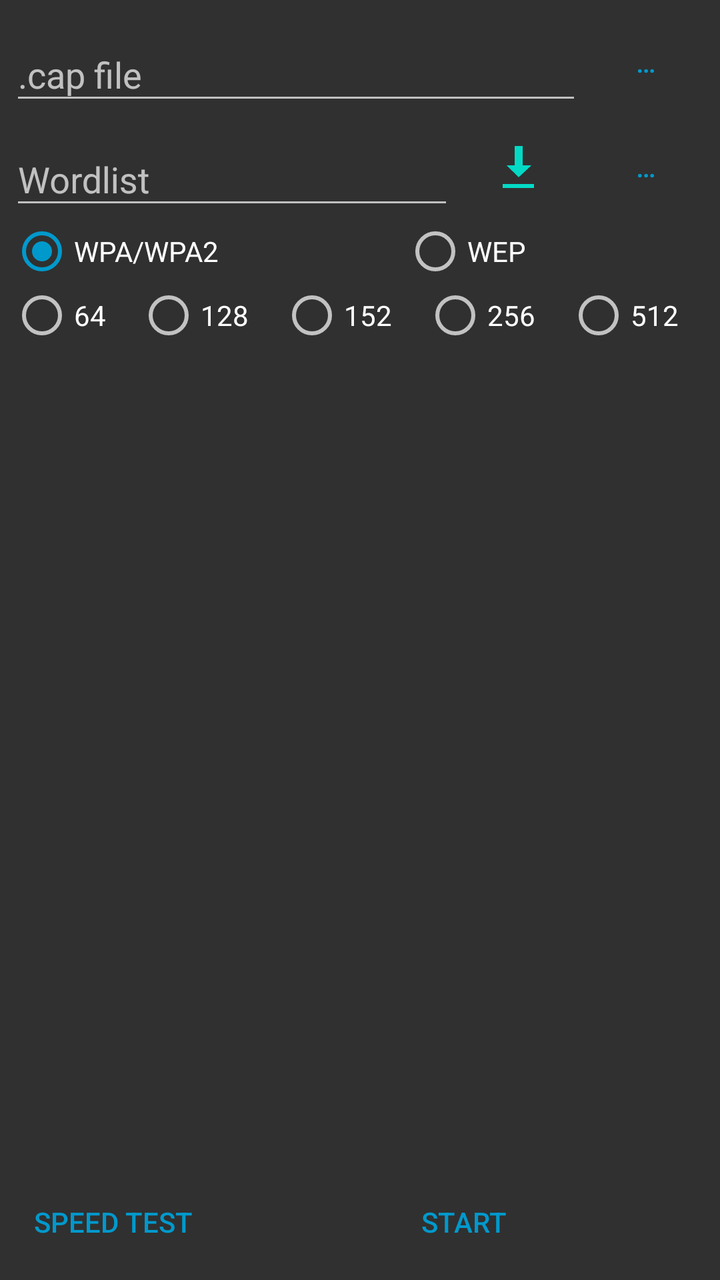
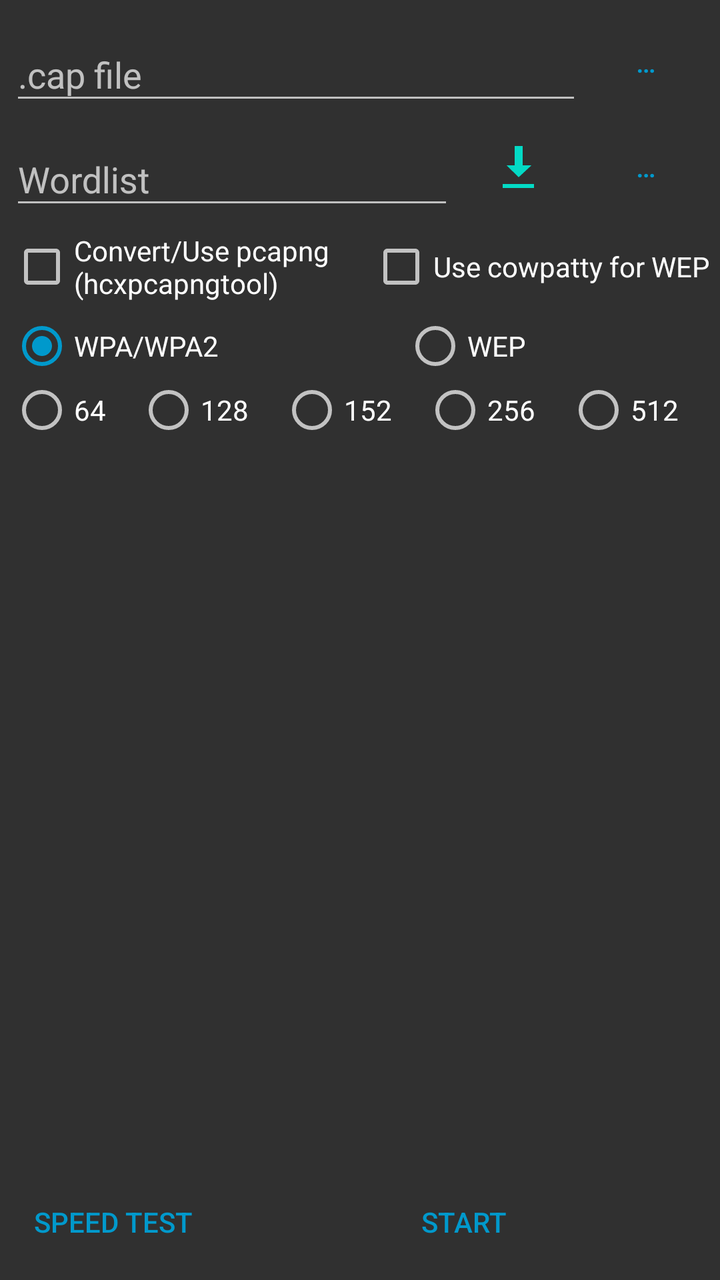

Compare the two renders of this Android layout. The source of the first and the diff that turns it into the second are given below.
<!-- AndroidManifest.xml: application theme ThemeAppCompatNoActionBarHoloBlue -->
<!-- res/layout/crack_fragment.xml -->
<?xml version="1.0" encoding="utf-8"?>
<LinearLayout xmlns:android="http://schemas.android.com/apk/res/android"
              xmlns:app="http://schemas.android.com/apk/res-auto"
              android:orientation="vertical"
              android:layout_width="match_parent"
              android:layout_height="match_parent"
              android:focusable="true"
              android:focusableInTouchMode="true"
              android:padding="5dp">

    <LinearLayout
        android:id="@+id/options_container"
        android:layout_width="match_parent"
        android:layout_height="wrap_content"
        android:orientation="vertical">

        <LinearLayout
            android:layout_width="match_parent"
            android:layout_height="wrap_content"
            android:orientation="horizontal">

            <com.google.android.material.textfield.TextInputLayout
                android:layout_width="0dp"
                android:layout_height="wrap_content"
                android:layout_weight="1">

                <com.google.android.material.textfield.TextInputEditText
                    android:id="@+id/capfile"
                    android:layout_width="match_parent"
                    android:layout_height="wrap_content"
                    android:autofillHints=""
                    android:hint="@string/path_to_cap"
                    android:imeOptions="actionNext"
                    android:inputType="text"
                    android:maxLines="1" />
            </com.google.android.material.textfield.TextInputLayout>

            <Button
                android:id="@+id/cap_fe_btn"
                style="?android:attr/buttonBarButtonStyle"
                android:layout_width="wrap_content"
                android:layout_height="wrap_content"
                android:layout_gravity="center_vertical"
                android:text="@string/browse" />
        </LinearLayout>

        <LinearLayout
            android:layout_width="match_parent"
            android:layout_height="wrap_content"
            android:orientation="horizontal">

            <com.google.android.material.textfield.TextInputLayout
                android:layout_width="0dp"
                android:layout_height="wrap_content"
                android:layout_weight="1">

                <com.google.android.material.textfield.TextInputEditText
                    android:id="@+id/wordlist"
                    android:layout_width="match_parent"
                    android:layout_height="wrap_content"
                    android:autofillHints=""
                    android:hint="@string/path_to_wordlist"
                    android:inputType="text"
                    android:maxLines="1" />
            </com.google.android.material.textfield.TextInputLayout>

            <ImageButton
                android:id="@+id/wordlist_download_btn"
                style="?android:attr/buttonBarButtonStyle"
                android:layout_width="wrap_content"
                android:layout_height="wrap_content"
                android:layout_gravity="center_vertical"
                android:contentDescription="@string/download_desc"
                android:src="@android:drawable/stat_sys_download"
                app:tint="@color/colorAccent" />

            <Button
                android:id="@+id/wordlist_fe_btn"
                style="?android:attr/buttonBarButtonStyle"
                android:layout_width="wrap_content"
                android:layout_height="wrap_content"
                android:layout_gravity="center_vertical"
                android:text="@string/browse" />
        </LinearLayout>

        <RadioGroup
            android:id="@+id/radio_group"
            android:layout_width="match_parent"
            android:layout_height="wrap_content"
            android:orientation="horizontal">

            <RadioButton
                android:id="@+id/wpa_rb"
                android:layout_width="wrap_content"
                android:layout_height="wrap_content"
                android:layout_weight="1"
                android:checked="true"
                android:text="@string/wpa_label" />

            <RadioButton
                android:id="@+id/wep_rb"
                android:layout_width="wrap_content"
                android:layout_height="wrap_content"
                android:layout_weight="1"
                android:text="@string/wep_label" />
        </RadioGroup>

        <RadioGroup
            android:id="@+id/wep_rg"
            android:layout_width="match_parent"
            android:layout_height="wrap_content"
            android:orientation="horizontal">

            <RadioButton
                android:id="@+id/wep_64"
                android:layout_width="wrap_content"
                android:layout_height="wrap_content"
                android:layout_weight="1"
                android:text="@string/wep_64_label" />

            <RadioButton
                android:id="@+id/wep_128"
                android:layout_width="wrap_content"
                android:layout_height="wrap_content"
                android:layout_weight="1"
                android:text="@string/wep_128_label" />

            <RadioButton
                android:id="@+id/wep_152"
                android:layout_width="wrap_content"
                android:layout_height="wrap_content"
                android:layout_weight="1"
                android:text="@string/wep_152_label" />

            <RadioButton
                android:id="@+id/wep_256"
                android:layout_width="wrap_content"
                android:layout_height="wrap_content"
                android:layout_weight="1"
                android:text="@string/wep_256_label" />

            <RadioButton
                android:id="@+id/wep_512"
                android:layout_width="wrap_content"
                android:layout_height="wrap_content"
                android:layout_weight="1"
                android:text="@string/wep_512_label" />
        </RadioGroup>
    </LinearLayout>

    <ScrollView
        android:id="@+id/console_scroll_view"
        android:layout_width="match_parent"
        android:layout_height="0dp"
        android:layout_weight="1"
        android:padding="3dp">

        <TextView
            android:id="@+id/console"
            android:layout_width="match_parent"
            android:layout_height="wrap_content"
            android:textColor="?android:attr/textColorPrimary"
            android:textSize="11sp"
            android:fontFamily="monospace" />
    </ScrollView>

    <LinearLayout
        android:layout_width="match_parent"
        android:layout_height="wrap_content"
        android:orientation="horizontal">

        <Button
            android:id="@+id/speed_test_btn"
            style="?android:attr/buttonBarButtonStyle"
            android:layout_width="wrap_content"
            android:layout_height="match_parent"
            android:lines="1"
            android:text="@string/speed_test" />

        <Button
            android:id="@+id/start"
            style="?android:attr/buttonBarButtonStyle"
            android:layout_width="0dp"
            android:layout_height="wrap_content"
            android:layout_weight="1"
            android:text="@string/start" />
    </LinearLayout>
</LinearLayout>
<!-- resources referenced by this layout -->
<resources>
  <string name="browse">…</string>
  <string name="download_desc">Download wordlist</string>
  <string name="path_to_cap">.cap file</string>
  <string name="path_to_wordlist">Wordlist</string>
  <string name="speed_test">Speed Test</string>
  <string name="start">Start</string>
  <string name="wep_128_label">128</string>
  <string name="wep_152_label">152</string>
  <string name="wep_256_label">256</string>
  <string name="wep_512_label">512</string>
  <string name="wep_64_label">64</string>
  <string name="wep_label">WEP</string>
  <string name="wpa_label">WPA/WPA2</string>
  <style name="ThemeAppCompatNoActionBarHoloBlue" parent="Theme.AppCompat.NoActionBar">
          <item name="colorAccent">@android:color/holo_blue_dark</item>
          <item name="android:windowBackground">?android:attr/colorBackground</item>
      </style>
</resources>

<!-- the commit's change to res/layout/crack_fragment.xml (unified diff, before → after) -->
@@ -83,6 +83,30 @@
                 android:text="@string/browse" />
         </LinearLayout>
 
+        <LinearLayout
+            android:layout_width="match_parent"
+            android:layout_height="wrap_content"
+            android:orientation="horizontal"
+            android:paddingTop="6dp"
+            android:paddingBottom="6dp">
+
+            <CheckBox
+                android:id="@+id/pcapng_checkbox"
+                android:layout_width="0dp"
+                android:layout_height="wrap_content"
+                android:layout_weight="1"
+                android:text="@string/pcapng_label"
+                android:checked="false" />
+
+            <CheckBox
+                android:id="@+id/cowpatty_checkbox"
+                android:layout_width="wrap_content"
+                android:layout_height="wrap_content"
+                android:layout_gravity="center_vertical"
+                android:text="@string/use_cowpatty_label"
+                android:checked="false" />
+        </LinearLayout>
+
         <RadioGroup
             android:id="@+id/radio_group"
             android:layout_width="match_parent"
<!-- resource entries referenced after the edit -->
@@ -4,8 +4,10 @@
   <string name="download_desc">Download wordlist</string>
   <string name="path_to_cap">.cap file</string>
   <string name="path_to_wordlist">Wordlist</string>
+  <string name="pcapng_label">Convert/Use pcapng (hcxpcapngtool)</string>
   <string name="speed_test">Speed Test</string>
   <string name="start">Start</string>
+  <string name="use_cowpatty_label">Use cowpatty for WEP</string>
   <string name="wep_128_label">128</string>
   <string name="wep_152_label">152</string>
   <string name="wep_256_label">256</string>
